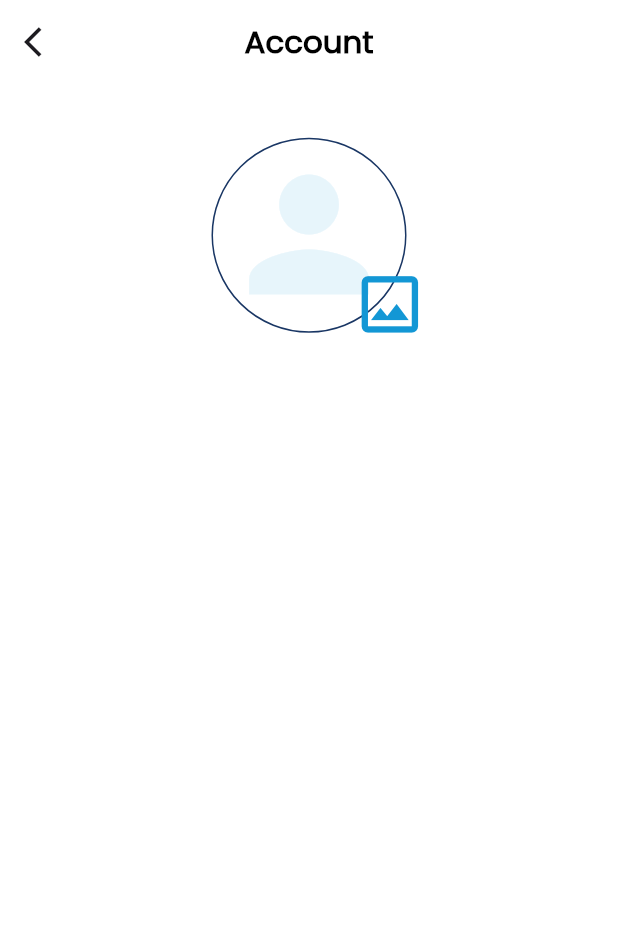
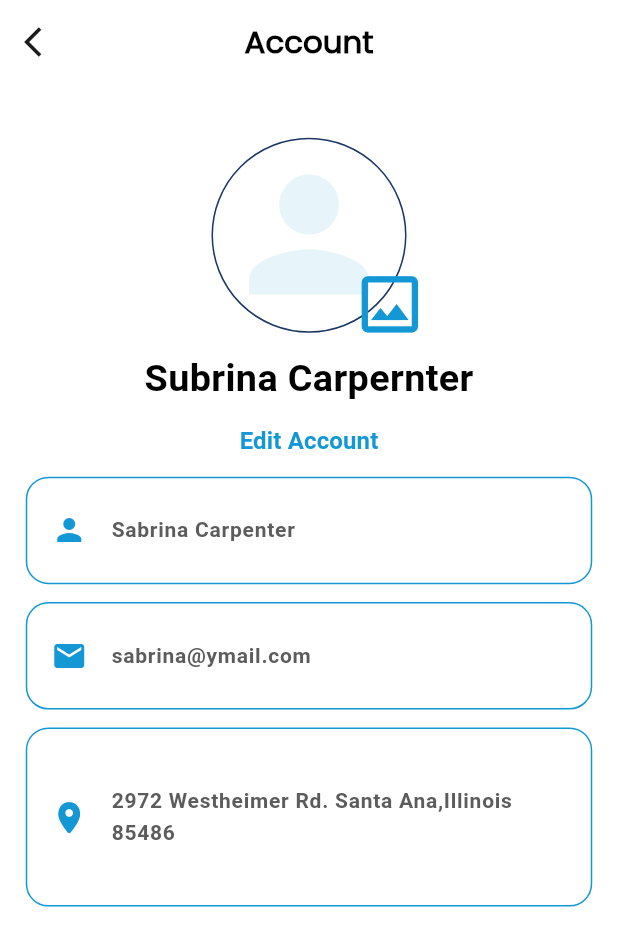
Before and after one commit to TopuFD/bk-gas, a Flutter app: the AccountProfileScreen screen opened by its route, on a phone screen of 412 x 824 dp. Shown: the top 946 px of the screen. Run offline on Flutter 3.47's test engine with Material 3 defaults, Android fonts, the phone set to English and light mode, and no system bars; our stand-ins replace flutter_screenutil, flutter_svg, get, image_picker, pin_code_fields.

Commit message:
add account profile screen

```diff
--- /dev/null
+++ b/lib/utils/text_style.dart
@@ -0,0 +1,29 @@
+
+import 'package:bk_gas/utils/color.dart';
+import 'package:flutter/material.dart';
+import 'package:flutter_screenutil/flutter_screenutil.dart';
+
+class CustomTextStyle {
+  //==============================================heading one
+  static TextStyle h1({Color? color,FontWeight? fontWeight,double? fontSize,double? letterSpacing,
+  }) {
+    return TextStyle(
+      color: color ?? AppColor.primaryColor,
+      fontSize: fontSize ?? 25.sp,
+      letterSpacing: letterSpacing,
+      fontWeight: fontWeight ?? FontWeight.bold,
+    );
+  }
+  //==============================================heading two
+  static TextStyle h2({Color? color,FontWeight? fontWeight,double? fontSize,double? letterSpacing,
+  }) {
+    return TextStyle(
+      color: color ?? AppColor.textblack,
+      fontSize: fontSize ?? 22.sp,
+      letterSpacing: letterSpacing,
+      fontWeight: fontWeight ?? FontWeight.bold,
+    );
+  }
+
+
+}
--- a/lib/view/account_screen/account_profile_screen.dart
+++ b/lib/view/account_screen/account_profile_screen.dart
@@ -2,8 +2,9 @@ import 'dart:io';
 
 import 'package:bk_gas/controller/image_controller.dart';
 import 'package:bk_gas/utils/color.dart';
+import 'package:bk_gas/utils/text_style.dart';
 import 'package:bk_gas/widget/custom_appber.dart';
-import 'package:bk_gas/widget/heading_text.dart';
+import 'package:flutter/cupertino.dart';
 import 'package:flutter/material.dart';
 import 'package:flutter_screenutil/flutter_screenutil.dart';
 import 'package:get/get.dart';
@@ -12,19 +13,24 @@ import 'package:get/get.dart';
 class AccountProfileScreen extends StatelessWidget {
   AccountProfileScreen({super.key});
 
-
   ImagePicController imageController = ImagePicController();
 
   @override
   Widget build(BuildContext context) {
     return Scaffold(
-      appBar: const CustomAppbar(title: "Account",),
+      appBar: const CustomAppbar(
+        title: "Account",
+      ),
       body: SizedBox(
         width: Get.width,
+        child: Padding(
+          padding: EdgeInsets.symmetric(horizontal: 15.w),
           child: Column(
             crossAxisAlignment: CrossAxisAlignment.center,
             children: [
-            SizedBox(height: 30.h,),
+              SizedBox(
+                height: 30.h,
+              ),
               Stack(
                 clipBehavior: Clip.none,
                 children: [
@@ -37,6 +43,7 @@ class AccountProfileScreen extends StatelessWidget {
                         ),
                         shape: BoxShape.circle,
                       ),
+                      //=================================profile image here=================>
                       child: ClipOval(
                         child: Obx(() {
                           return imageController.imagePath!.isNotEmpty
@@ -67,8 +74,52 @@ class AccountProfileScreen extends StatelessWidget {
                           )))
                 ],
               ),
-            const HeadingText(headingText: "")
+              SizedBox(
+                height: 10.h,
+              ),
+              Text(
+                "Subrina Carpernter",
+                style: CustomTextStyle.h2(),
+              ),
+              TextButton(
+                  onPressed: () {},
+                  child: Text(
+                    "Edit Account",
+                    style: CustomTextStyle.h1(fontSize: 16),
+                  )),
+              userCard(iconData: Icons.person, title: "Sabrina Carpenter"),
+              userCard(iconData: Icons.email, title: "sabrina@ymail.com"),
+              userCard(
+                  heights: 100.h,
+                  iconData: CupertinoIcons.location_solid,
+                  title: "2972 Westheimer Rd. Santa Ana,Illinois 85486"),
             ],
+          ),
+        ),
+      ),
+    );
+  }
+
+  //===========================userDataCard=====================
+  userCard({String? title, double? heights, IconData? iconData}) {
+    return Container(
+      height: heights ?? 60.h,
+      width: Get.width,
+      margin: EdgeInsets.only(bottom: 10.h),
+      decoration: BoxDecoration(
+        border: Border.all(color: AppColor.primaryColor),
+        borderRadius: BorderRadius.circular(15),
+      ),
+      child: Center(
+        child: ListTile(
+          leading: Icon(
+            iconData,
+            color: AppColor.primaryColor,
+          ),
+          title: Text(
+            title.toString(),
+            style: CustomTextStyle.h2(fontSize: 14, color: AppColor.textgrey),
+          ),
         ),
       ),
     );
```
Lines whose indentation alone changed are shown as unchanged.
